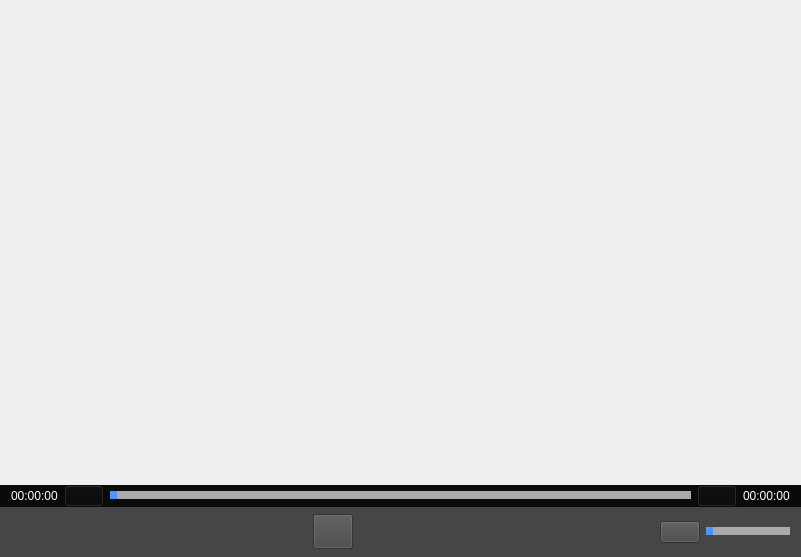
Qt form HLPlayer/HLPlayer.ui (Mine-Langer/VideoTools) before a commit.
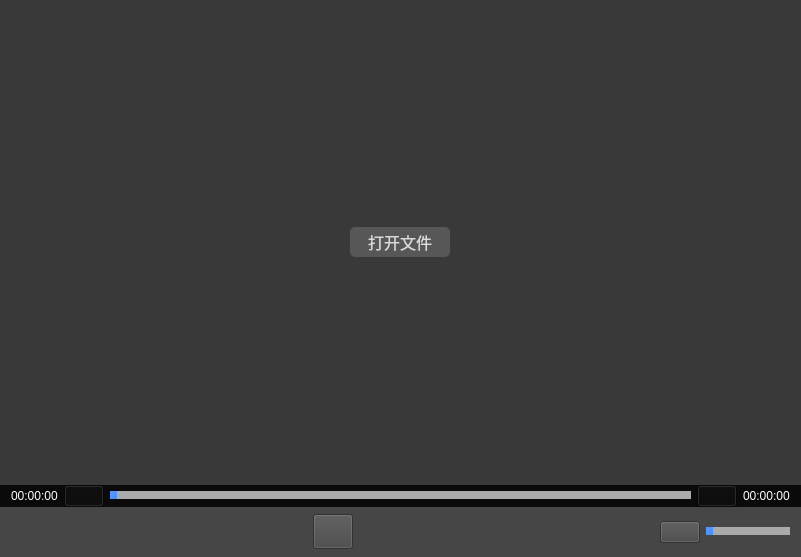
The same form after that commit. Icons and pictures are not drawn.

What changed in the file:
```diff
--- a/HLPlayer/HLPlayer.ui
+++ b/HLPlayer/HLPlayer.ui
@@ -36,7 +36,45 @@
     <number>0</number>
    </property>
    <item>
-    <widget class="QWidget" name="PlayView" native="true"/>
+    <widget class="QWidget" name="PlayView" native="true">
+     <property name="styleSheet">
+      <string notr="true">background-color: rgb(57, 57, 57);</string>
+     </property>
+     <layout class="QHBoxLayout" name="horizontalLayout_3">
+      <item>
+       <widget class="QPushButton" name="btnOpenFile">
+        <property name="sizePolicy">
+         <sizepolicy hsizetype="Fixed" vsizetype="Fixed">
+          <horstretch>0</horstretch>
+          <verstretch>0</verstretch>
+         </sizepolicy>
+        </property>
+        <property name="minimumSize">
+         <size>
+          <width>100</width>
+          <height>30</height>
+         </size>
+        </property>
+        <property name="font">
+         <font>
+          <family>微软雅黑</family>
+          <pointsize>12</pointsize>
+         </font>
+        </property>
+        <property name="styleSheet">
+         <string notr="true">QPushButton{background-color: rgb(87, 87, 87); border:2px; border-radius:5px; color: rgb(218, 218, 218); border-color: rgb(87, 87, 87); }
+                                           
+QPushButton:hover{background-color:rgb(99, 99, 99); color: rgb(208, 208, 208);}
+                                           
+QPushButton:pressed{background-color:rgb(74, 74, 74);border-style: inset;}</string>
+        </property>
+        <property name="text">
+         <string>打开文件</string>
+        </property>
+       </widget>
+      </item>
+     </layout>
+    </widget>
    </item>
    <item>
     <widget class="QWidget" name="progressView" native="true">
```
